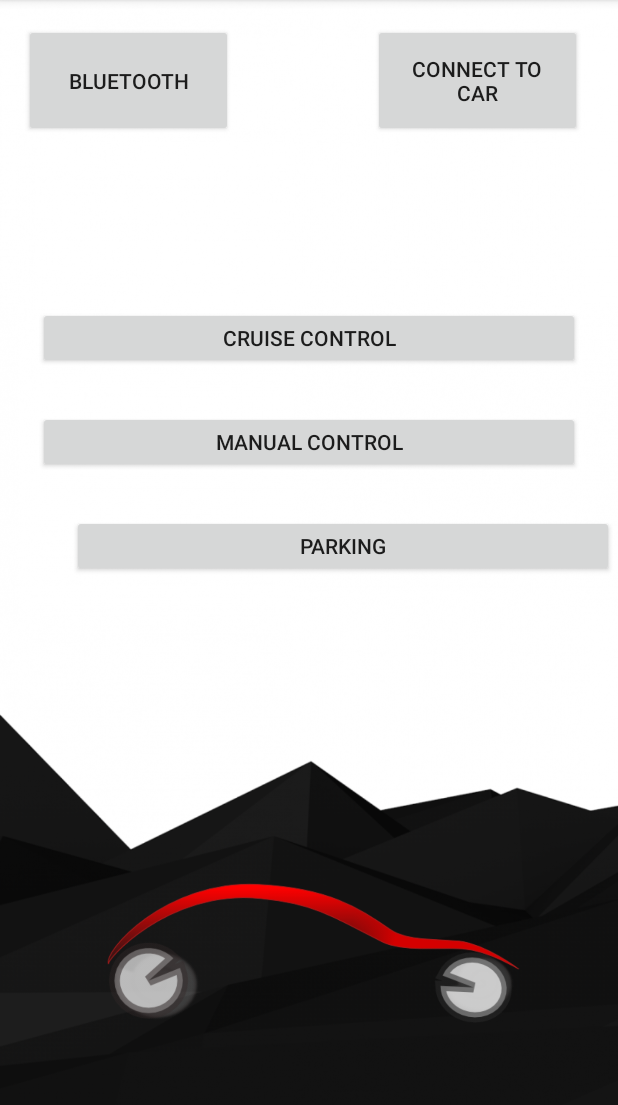
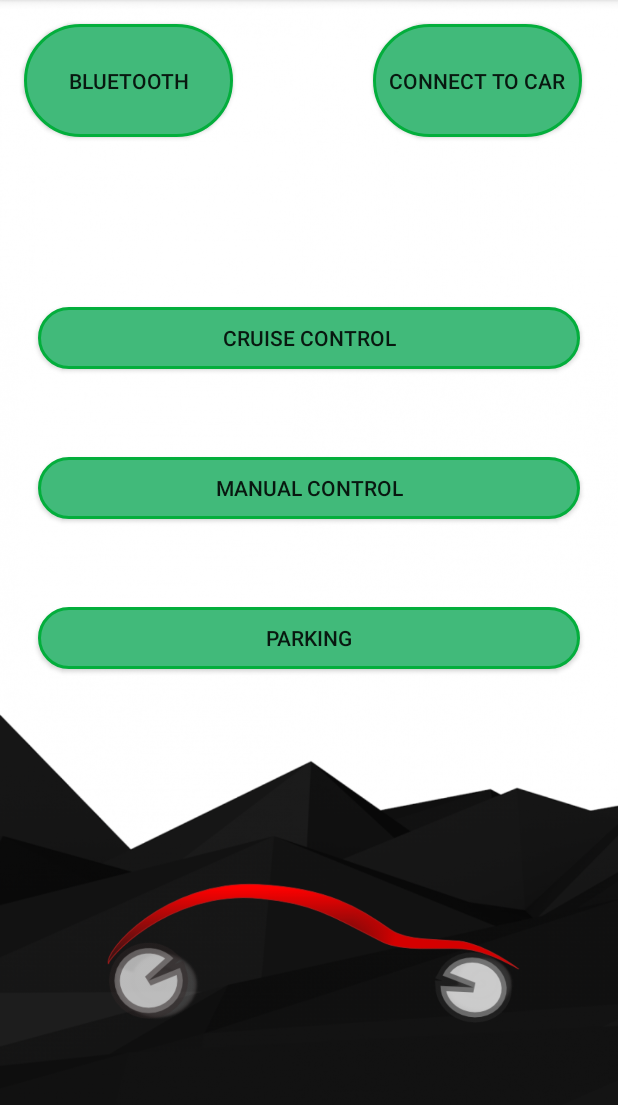
Before and after one commit to DIT112-V19/group-08, an Android app: the screen it shows after launch (MainActivity), on a phone screen of 412 x 824 dp, the part 84-1189 px from its top. Run offline under Robolectric (Android 15) with nearby library versions, the phone set to English and light mode, and no system bars.

Commit message:
UI interface improvments

```diff
--- /dev/null
+++ b/Project2/app/src/main/res/drawable/rounded_button.xml
@@ -0,0 +1,31 @@
+<?xml version="1.0" encoding="utf-8"?>
+<selector xmlns:android="http://schemas.android.com/apk/res/android">
+    <item android:state_pressed="false">
+        <shape android:shape="rectangle">
+            <corners android:radius="1000dp" />
+            <solid android:color="#41ba7a" />
+            <stroke
+                android:width="2dip"
+                android:color="#03ae3c" />
+            <padding
+                android:bottom="4dp"
+                android:left="4dp"
+                android:right="4dp"
+                android:top="4dp" />
+        </shape>
+    </item>
+    <item android:state_pressed="true">
+        <shape android:shape="rectangle">
+            <corners android:radius="1000dp" />
+            <solid android:color="#3AA76D" />
+            <stroke
+                android:width="2dip"
+                android:color="#03ae3c" />
+            <padding
+                android:bottom="4dp"
+                android:left="4dp"
+                android:right="4dp"
+                android:top="4dp" />
+        </shape>
+    </item>
+</selector>
--- a/Project2/app/src/main/res/layout/activity_bluetooth.xml
+++ b/Project2/app/src/main/res/layout/activity_bluetooth.xml
@@ -25,12 +25,14 @@
 
     <Button
         android:id="@+id/bt_onoff"
+        style="@android:style/Widget.Button"
         android:layout_width="wrap_content"
         android:layout_height="wrap_content"
         android:layout_marginStart="30dp"
         android:layout_marginLeft="30dp"
         android:layout_marginTop="40dp"
         android:text="On/Off"
+        android:background="@drawable/rounded_button"
         app:layout_constraintStart_toStartOf="parent"
         app:layout_constraintTop_toTopOf="parent" />
 
@@ -42,6 +44,7 @@
         android:layout_marginEnd="30dp"
         android:layout_marginRight="30dp"
         android:text="Discoverability"
+        android:background="@drawable/rounded_button"
         app:layout_constraintEnd_toEndOf="parent"
         app:layout_constraintTop_toTopOf="parent" />
 
@@ -55,6 +58,7 @@
         android:layout_marginEnd="30dp"
         android:layout_marginRight="30dp"
         android:text="Search Devices"
+        android:background="@drawable/rounded_button"
         app:layout_constraintEnd_toEndOf="parent"
         app:layout_constraintStart_toStartOf="parent"
         app:layout_constraintTop_toTopOf="parent" />
--- a/Project2/app/src/main/res/layout/activity_main.xml
+++ b/Project2/app/src/main/res/layout/activity_main.xml
@@ -29,14 +29,16 @@
         android:layout_height="41dp"
         android:layout_marginStart="25dp"
         android:layout_marginLeft="25dp"
-        android:layout_marginTop="8dp"
+        android:layout_marginTop="18dp"
         android:layout_marginEnd="25dp"
         android:layout_marginRight="25dp"
-        android:layout_marginBottom="8dp"
+        android:layout_marginBottom="18dp"
+        android:background="@drawable/rounded_button"
         android:onClick="ManualControl"
         android:text="Manual Control"
         app:layout_constraintBottom_toTopOf="@+id/ParkingBtn"
         app:layout_constraintEnd_toEndOf="parent"
+        app:layout_constraintHorizontal_bias="0.0"
         app:layout_constraintStart_toStartOf="parent"
         app:layout_constraintTop_toBottomOf="@+id/CruiseControlBtn" />
 
@@ -52,6 +54,7 @@
         android:layout_marginBottom="37dp"
         android:onClick="CruiseControl"
         android:text="Cruise Control"
+        android:background="@drawable/rounded_button"
         app:layout_constraintBottom_toTopOf="@+id/imageView"
         app:layout_constraintEnd_toEndOf="parent"
         app:layout_constraintStart_toStartOf="parent"
@@ -61,19 +64,17 @@
         android:id="@+id/ParkingBtn"
         android:layout_width="361dp"
         android:layout_height="41dp"
-        android:layout_marginStart="48dp"
-        android:layout_marginLeft="48dp"
-        android:layout_marginTop="8dp"
+        android:layout_marginStart="25dp"
+        android:layout_marginLeft="25dp"
         android:layout_marginEnd="25dp"
         android:layout_marginRight="25dp"
         android:layout_marginBottom="12dp"
+        android:background="@drawable/rounded_button"
         android:onClick="Parking"
         android:text="Parking"
         app:layout_constraintBottom_toTopOf="@+id/imageView"
         app:layout_constraintEnd_toEndOf="parent"
-        app:layout_constraintHorizontal_bias="0.0"
-        app:layout_constraintStart_toStartOf="parent"
-        app:layout_constraintTop_toTopOf="@+id/ManualControlBtn" />
+        app:layout_constraintStart_toStartOf="parent" />
 
     <Button
         android:id="@+id/bluetooth"
@@ -84,6 +85,7 @@
         android:layout_marginTop="16dp"
         android:onClick="Bluetooth"
         android:text="Bluetooth"
+        android:background="@drawable/rounded_button"
         app:layout_constraintStart_toStartOf="parent"
         app:layout_constraintTop_toTopOf="parent" />
 
@@ -95,6 +97,7 @@
         android:layout_marginEnd="24dp"
         android:layout_marginRight="24dp"
         android:text="Connect to car"
+        android:background="@drawable/rounded_button"
         app:layout_constraintEnd_toEndOf="parent"
         app:layout_constraintTop_toTopOf="parent" />
 </android.support.constraint.ConstraintLayout>
--- a/Project2/app/src/main/res/layout/activity_main2.xml
+++ b/Project2/app/src/main/res/layout/activity_main2.xml
@@ -35,6 +35,7 @@
         android:layout_marginBottom="8dp"
         android:text="FORWARD"
         android:textSize="12sp"
+        android:background="@drawable/rounded_button"
         app:layout_constraintBottom_toTopOf="@+id/button"
         app:layout_constraintEnd_toEndOf="parent"
         app:layout_constraintStart_toStartOf="parent"
@@ -52,6 +53,7 @@
         android:layout_marginBottom="8dp"
         android:text="LEFT"
         android:textSize="12sp"
+        android:background="@drawable/rounded_button"
         app:layout_constraintBottom_toTopOf="@+id/imageView"
         app:layout_constraintEnd_toStartOf="@+id/button"
         app:layout_constraintStart_toStartOf="parent"
@@ -69,6 +71,7 @@
         android:layout_marginBottom="8dp"
         android:text="RIGHT"
         android:textSize="12sp"
+        android:background="@drawable/rounded_button"
         app:layout_constraintBottom_toTopOf="@+id/imageView"
         app:layout_constraintEnd_toEndOf="parent"
         app:layout_constraintStart_toEndOf="@+id/button"
@@ -86,6 +89,7 @@
         android:layout_marginBottom="8dp"
         android:text="BACKWARD"
         android:textSize="12sp"
+        android:background="@drawable/rounded_button"
         app:layout_constraintBottom_toTopOf="@+id/imageView"
         app:layout_constraintEnd_toEndOf="parent"
         app:layout_constraintStart_toStartOf="parent"
@@ -101,6 +105,7 @@
         android:layout_marginEnd="8dp"
         android:layout_marginRight="8dp"
         android:layout_marginBottom="8dp"
+        android:background="@drawable/rounded_button"
         app:layout_constraintBottom_toTopOf="@+id/imageView"
         app:layout_constraintEnd_toEndOf="parent"
         app:layout_constraintHorizontal_bias="0.501"
--- a/Project2/app/src/main/res/layout/activity_parking.xml
+++ b/Project2/app/src/main/res/layout/activity_parking.xml
@@ -33,6 +33,7 @@
         android:layout_marginEnd="160dp"
         android:layout_marginRight="160dp"
         android:text="Park"
+        android:background="@drawable/rounded_button"
         app:layout_constraintEnd_toEndOf="parent"
         app:layout_constraintHorizontal_bias="0.0"
         app:layout_constraintStart_toStartOf="parent"
--- a/Project2/build.gradle
+++ b/Project2/build.gradle
@@ -7,7 +7,7 @@ buildscript {
 
     }
     dependencies {
-        classpath 'com.android.tools.build:gradle:3.4.0'
+        classpath 'com.android.tools.build:gradle:3.4.1'
 
         // NOTE: Do not place your application dependencies here; they belong
         // in the individual module build.gradle files
```
